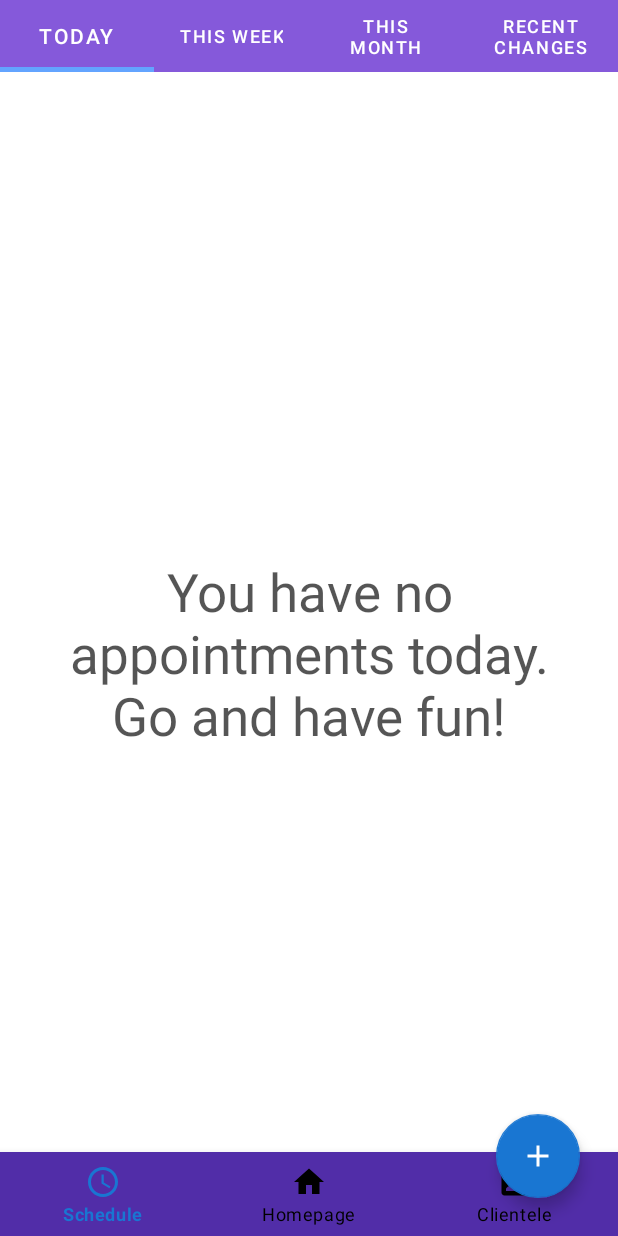
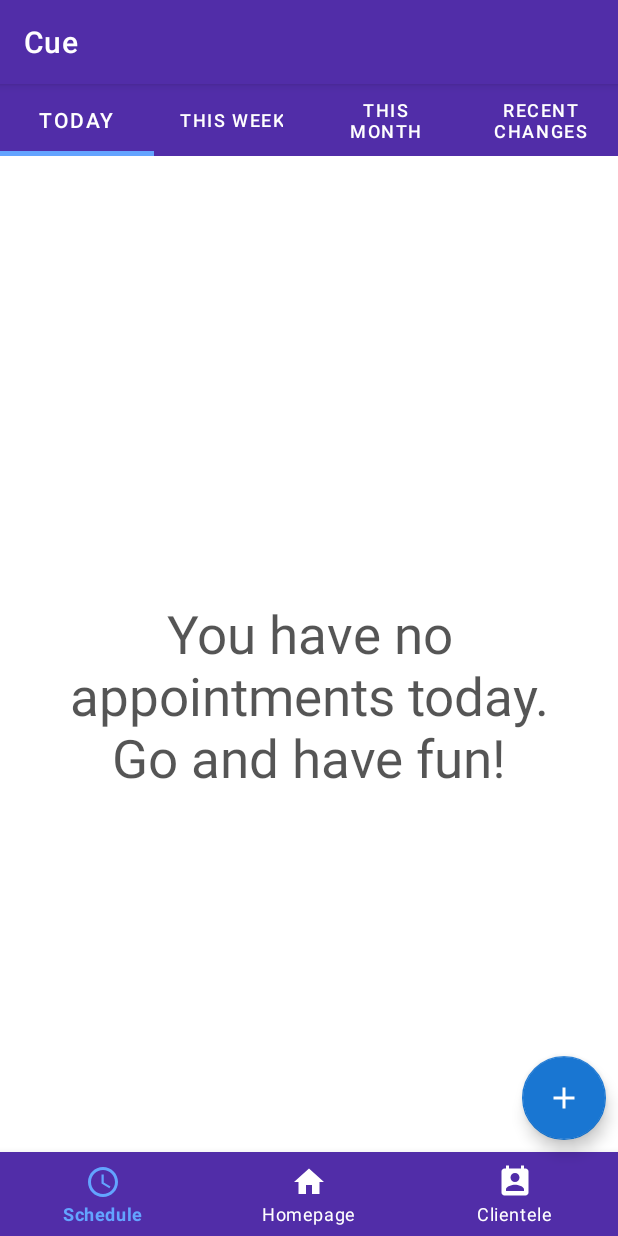
Before and after one commit to Technion236272/2020a-Cue, an Android app: the BusinessSchedule screen opened directly, with no data from a screen before it, on a phone screen of 412 x 824 dp. Run offline under Robolectric (Android 15) with nearby library versions, the phone set to English and light mode, and no system bars; our stand-ins replace Firebase (no records; nobody signed in at launch, a user with empty details on screens opened directly).

Commit message:
changed several UI elements (colors & positioning)

```diff
--- a/app/src/main/java/com/technion/cue/BusinessFeatures/BOBusinessHomePage.java
+++ b/app/src/main/java/com/technion/cue/BusinessFeatures/BOBusinessHomePage.java
@@ -18,7 +18,6 @@ import android.view.View;
 import android.widget.TextView;
 import android.widget.Toast;
 
-import com.google.android.material.bottomnavigation.BottomNavigationMenu;
 import com.google.android.material.bottomnavigation.BottomNavigationView;
 import com.google.firebase.auth.FirebaseAuth;
 import com.google.firebase.dynamiclinks.DynamicLink;
@@ -43,7 +42,7 @@ public class BOBusinessHomePage extends AppCompatActivity implements BusinessBot
     @Override
     protected void onCreate(Bundle savedInstanceState) {
         super.onCreate(savedInstanceState);
-        setContentView(R.layout.activity_bohome_page);
+        setContentView(R.layout.activity_bo_homepage);
         fragment_view = findViewById(R.id.business_info);
         BottomNavigationView bnv = findViewById(R.id.bottom_navigation);
         bnv.getMenu().getItem(1).setChecked(true);
--- a/app/src/main/java/com/technion/cue/BusinessFeatures/BusinessSchedule.java
+++ b/app/src/main/java/com/technion/cue/BusinessFeatures/BusinessSchedule.java
@@ -1,5 +1,6 @@
 package com.technion.cue.BusinessFeatures;
 
+import androidx.appcompat.app.AppCompatActivity;
 import androidx.fragment.app.Fragment;
 import androidx.fragment.app.FragmentActivity;
 import androidx.fragment.app.FragmentManager;
@@ -23,7 +24,7 @@ import java.util.List;
 /**
  * top activity for viewing the schedule of the business
  */
-public class BusinessSchedule extends FragmentActivity implements BusinessBottomMenu {
+public class BusinessSchedule extends AppCompatActivity implements BusinessBottomMenu {
 
     private ViewPager pager;
     private PagerAdapter pagerAdapter;
--- a/app/src/main/res/drawable-v24/bottom_navigation_colors.xml
+++ b/app/src/main/res/drawable-v24/bottom_navigation_colors.xml
@@ -2,8 +2,8 @@
 <selector xmlns:android="http://schemas.android.com/apk/res/android">
     <item
         android:state_checked="true"
-        android:color="@color/ColorSecondary" />
+        android:color="@color/ColorSecondaryLight" />
     <item
         android:state_checked="false"
-        android:color="@color/TextOnBackground" />
+        android:color="@color/TextColorPrimary" />
 </selector>
--- a/app/src/main/res/layout/activity_bohome_page.xml
+++ b/app/src/main/res/layout/activity_bo_homepage.xml
@@ -4,8 +4,7 @@
     xmlns:tools="http://schemas.android.com/tools"
     android:layout_width="match_parent"
     android:layout_height="match_parent"
-    tools:context=".BusinessFeatures.BOBusinessHomePage"
-    android:background="@color/colorPrimaryLight">
+    tools:context=".BusinessFeatures.BOBusinessHomePage">
 
     <fragment android:name="com.technion.cue.BusinessFeatures.BusinessInfoFragment"
         android:id="@+id/business_info"
--- a/app/src/main/res/layout/activity_business_schedule.xml
+++ b/app/src/main/res/layout/activity_business_schedule.xml
@@ -2,10 +2,10 @@
 <RelativeLayout xmlns:android="http://schemas.android.com/apk/res/android"
     xmlns:app="http://schemas.android.com/apk/res-auto"
     xmlns:tools="http://schemas.android.com/tools"
+    android:id="@+id/business_schedule"
     android:layout_width="match_parent"
     android:layout_height="match_parent"
-    tools:context=".BusinessFeatures.BusinessSchedule"
-    android:id="@+id/business_schedule">
+    tools:context=".BusinessFeatures.BusinessSchedule">
 
     <androidx.viewpager.widget.ViewPager
         android:id="@+id/business_schedule_pager"
@@ -15,9 +15,9 @@
             android:id="@+id/business_schedule_tabs"
             android:layout_width="match_parent"
             android:layout_height="wrap_content"
-            app:tabBackground="@color/colorPrimaryLight"
+            app:tabBackground="@color/colorPrimary"
             app:tabTextColor="@color/TextColorPrimary"
-            app:tabRippleColor="@color/colorPrimary"
+            app:tabRippleColor="@color/colorPrimaryLight"
             app:tabIndicatorColor="@color/ColorSecondaryLight"
             app:tabIndicatorHeight="3dp">
 
@@ -29,13 +29,16 @@
         android:layout_width="wrap_content"
         android:layout_height="wrap_content"
         android:layout_gravity="bottom|end"
-        android:layout_margin="25dp"
+        android:layout_marginRight="8dp"
+        android:layout_marginBottom="64dp"
         app:srcCompat="@drawable/ic_add_black_24dp"
         android:layout_alignParentRight="true"
         android:layout_alignParentBottom="true"
-        android:layout_alignParentEnd="true" />
+        android:layout_alignParentEnd="true"
+        android:layout_above="@id/bottom_navigation_wrapper"/>
 
     <FrameLayout
+        android:id="@+id/bottom_navigation_wrapper"
         android:layout_width="match_parent"
         android:layout_height="match_parent">
 
--- a/app/src/main/res/layout/business_info_fragment.xml
+++ b/app/src/main/res/layout/business_info_fragment.xml
@@ -32,7 +32,9 @@
         android:textSize="16sp"
         android:layout_below="@id/homepageBusinessName"
         android:layout_marginTop="16dp"
-        android:layout_centerHorizontal="true" />
+        android:layout_centerHorizontal="true"
+        android:maxWidth="300dip"
+        android:singleLine="false"/>
 
   <LinearLayout
       android:id="@+id/address"
```
Also changed, not shown: app/src/main/res/values/styles.xml (+1 -11 lines).
